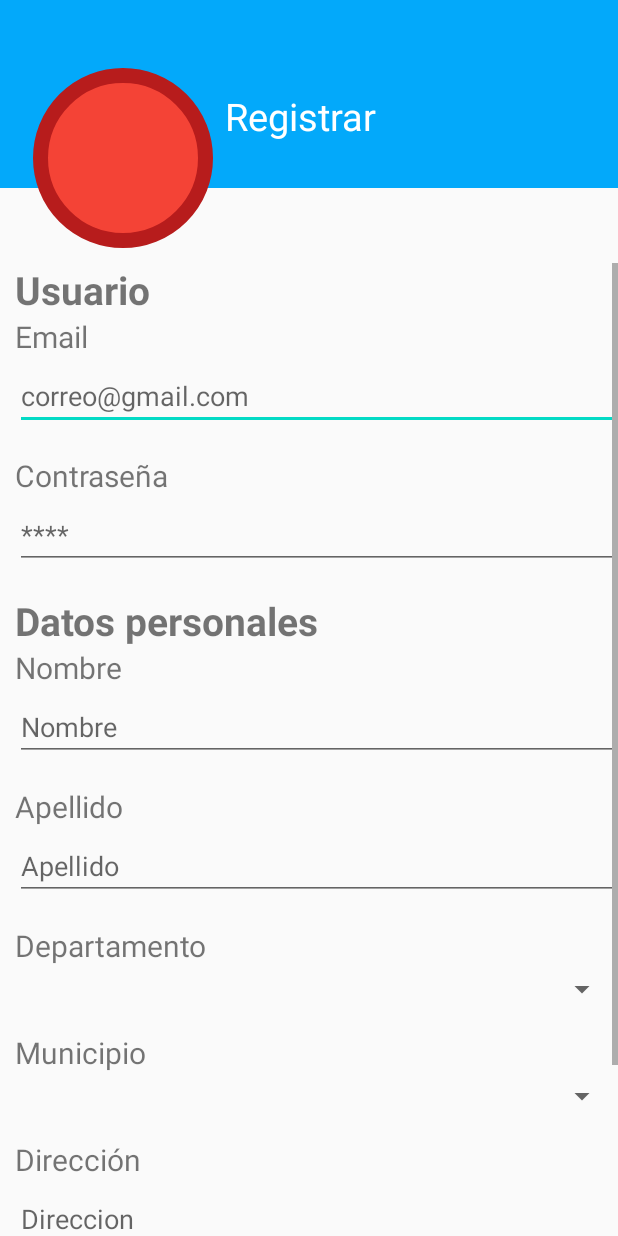
After one commit to Carlosfg1021/AlertaUmg, an Android app: the RegistroUsuario screen opened directly, with no data from a screen before it, on a phone screen of 412 x 824 dp. The commit adds this screen. Run offline under Robolectric (Android 15) with nearby library versions, the phone set to English and light mode, and no system bars.

Commit message:
Registro de Usuario

```diff
--- a/app/src/main/AndroidManifest.xml
+++ b/app/src/main/AndroidManifest.xml
@@ -2,7 +2,7 @@
 <manifest xmlns:android="http://schemas.android.com/apk/res/android"
     package="com.example.alertaumg">
 
-    <uses-permission android:name="android.permission.INTERNET"/>
+    <uses-permission android:name="android.permission.INTERNET" />
 
     <application
         android:allowBackup="true"
@@ -11,11 +11,18 @@
         android:roundIcon="@mipmap/ic_launcher_round"
         android:supportsRtl="true"
         android:theme="@style/AppTheme">
+        <activity android:name=".Funcionalidad.RegistroUsuario"></activity>
 
-        <meta-data android:name="com.facebook.sdk.ApplicationId" android:value="@string/facebook_app_id"/>
+        <meta-data
+            android:name="com.facebook.sdk.ApplicationId"
+            android:value="@string/facebook_app_id" />
 
-        <activity android:name=".Inicio.Login" android:theme="@style/Theme.AppCompat.Light.NoActionBar"></activity>
-        <activity android:name=".Inicio.Portada" android:theme="@style/Theme.AppCompat.Light.NoActionBar">
+        <activity
+            android:name=".Inicio.Login"
+            android:theme="@style/Theme.AppCompat.Light.NoActionBar" />
+        <activity
+            android:name=".Inicio.Portada"
+            android:theme="@style/Theme.AppCompat.Light.NoActionBar">
             <intent-filter>
                 <action android:name="android.intent.action.MAIN" />
 
--- /dev/null
+++ b/app/src/main/java/com/example/alertaumg/Funcionalidad/RegistroUsuario.java
@@ -0,0 +1,18 @@
+package com.example.alertaumg.Funcionalidad;
+
+import androidx.appcompat.app.AppCompatActivity;
+
+import android.os.Bundle;
+
+import com.example.alertaumg.R;
+
+public class RegistroUsuario extends AppCompatActivity {
+
+    @Override
+    protected void onCreate(Bundle savedInstanceState) {
+        super.onCreate(savedInstanceState);
+        setContentView(R.layout.activity_registro_usuario);
+
+        getSupportActionBar().hide();
+    }
+}
--- a/app/src/main/java/com/example/alertaumg/Inicio/Portada.java
+++ b/app/src/main/java/com/example/alertaumg/Inicio/Portada.java
@@ -6,7 +6,10 @@ import android.content.Intent;
 import android.os.Bundle;
 import android.os.Handler;
 
+import com.example.alertaumg.BotonPanico;
+import com.example.alertaumg.Funcionalidad.RegistroUsuario;
 import com.example.alertaumg.R;
+import com.example.alertaumg.TipoAlerta;
 
 public class Portada extends AppCompatActivity {
 
--- /dev/null
+++ b/app/src/main/res/drawable/boton_redondo_celeste.xml
@@ -0,0 +1,8 @@
+<?xml version="1.0" encoding="utf-8"?>
+<shape xmlns:android="http://schemas.android.com/apk/res/android">
+
+    <solid android:color="#03a9fa"/>
+    <corners android:radius="10dp"></corners>
+
+
+</shape>
--- /dev/null
+++ b/app/src/main/res/drawable/editarboton.xml
@@ -0,0 +1,8 @@
+<?xml version="1.0" encoding="utf-8"?>
+<shape xmlns:android="http://schemas.android.com/apk/res/android">
+
+    <solid android:color="#f44336"></solid>
+    <corners android:radius="100dp"></corners>
+    <stroke android:width="10dp" android:color="#b71c1c" />
+
+</shape>
--- /dev/null
+++ b/app/src/main/res/layout/activity_registro_usuario.xml
@@ -0,0 +1,285 @@
+<?xml version="1.0" encoding="utf-8"?>
+<RelativeLayout xmlns:android="http://schemas.android.com/apk/res/android"
+    android:layout_width="match_parent"
+    android:layout_height="match_parent"
+    xmlns:app="http://schemas.android.com/apk/res-auto">
+
+    <LinearLayout
+        android:layout_width="match_parent"
+        android:layout_height="125dp"
+        >
+
+
+
+        <ImageView
+            android:id="@+id/editarImagenPortada"
+            android:layout_width="match_parent"
+            android:layout_height="match_parent"
+            android:background="#03a9fa"
+            android:scaleType="centerCrop"
+            />
+
+    </LinearLayout>
+
+    <ImageView
+        android:id="@+id/editarImagenPerfil"
+        android:layout_width="120dp"
+        android:layout_height="120dp"
+        android:layout_marginLeft="22dp"
+        android:layout_marginTop="45dp"
+        android:src="@drawable/editarboton"
+
+        />
+
+    <TextView
+        android:id="@+id/editarNombre"
+        android:layout_width="wrap_content"
+        android:layout_height="wrap_content"
+        android:text="Registrar"
+        android:textSize="25dp"
+        android:textColor="#FFFFFF"
+        android:layout_marginTop="60dp"
+        android:layout_marginLeft="150dp"
+        />
+
+    <ScrollView
+        android:layout_width="match_parent"
+        android:layout_height="match_parent"
+        android:layout_marginTop="175dp">
+
+        <LinearLayout
+            android:layout_width="match_parent"
+            android:layout_height="wrap_content"
+            android:orientation="vertical">
+
+            <TextView
+                android:layout_width="match_parent"
+                android:layout_height="wrap_content"
+                android:layout_marginLeft="10dp"
+
+                android:text="Usuario"
+                android:textStyle="bold"
+                android:textSize="26dp" />
+
+
+            <TextView
+                android:layout_width="wrap_content"
+                android:layout_height="wrap_content"
+                android:layout_marginLeft="10dp"
+                android:text="Email"
+                android:textSize="20dp" />
+
+            <EditText
+                android:id="@+id/txtEmail"
+                android:layout_width="match_parent"
+                android:layout_height="wrap_content"
+                android:layout_marginLeft="10dp"
+                android:layout_marginTop="3dp"
+                android:fontFamily="sans-serif"
+                android:hint="correo@gmail.com"
+                android:textColor="#000000"
+                android:textSize="18dp" />
+
+            <View
+                android:layout_width="match_parent"
+                android:layout_height="1dp"
+                android:layout_marginTop="15dp" />
+
+            <TextView
+                android:layout_width="wrap_content"
+                android:layout_height="wrap_content"
+                android:layout_marginLeft="10dp"
+                android:text="Contraseña"
+                android:textSize="20dp"
+
+                />
+
+            <EditText
+                android:id="@+id/txtContrasena"
+                android:layout_width="match_parent"
+                android:layout_height="wrap_content"
+                android:layout_marginLeft="10dp"
+                android:layout_marginTop="3dp"
+                android:fontFamily="sans-serif"
+                android:hint="****"
+                android:textColor="#000000"
+                android:textSize="18dp" />
+
+            <View
+                android:layout_width="match_parent"
+                android:layout_height="1dp"
+                android:layout_marginTop="15dp" />
+
+
+            <TextView
+                android:layout_width="match_parent"
+                android:layout_height="wrap_content"
+                android:layout_marginLeft="10dp"
+
+                android:text="Datos personales"
+                android:textStyle="bold"
+                android:textSize="26dp" />
+
+
+            <TextView
+                android:layout_width="wrap_content"
+                android:layout_height="wrap_content"
+                android:layout_marginLeft="10dp"
+                android:text="Nombre"
+                android:textSize="20dp"
+
+                />
+            <EditText
+                android:id="@+id/txtNombre"
+                android:layout_width="match_parent"
+                android:layout_height="wrap_content"
+                android:layout_marginLeft="10dp"
+                android:layout_marginTop="3dp"
+                android:fontFamily="sans-serif"
+                android:hint="Nombre"
+                android:textColor="#000000"
+                android:textSize="18dp" />
+
+            <View
+                android:layout_width="match_parent"
+                android:layout_height="1dp"
+                android:layout_marginTop="15dp" />
+
+            <TextView
+                android:layout_width="wrap_content"
+                android:layout_height="wrap_content"
+                android:layout_marginLeft="10dp"
+                android:text="Apellido"
+                android:textSize="20dp"
+
+                />
+            <EditText
+                android:id="@+id/txtApellido"
+                android:layout_width="match_parent"
+                android:layout_height="wrap_content"
+                android:layout_marginLeft="10dp"
+                android:layout_marginTop="3dp"
+                android:fontFamily="sans-serif"
+                android:hint="Apellido"
+                android:textColor="#000000"
+                android:textSize="18dp" />
+
+            <View
+                android:layout_width="match_parent"
+                android:layout_height="1dp"
+                android:layout_marginTop="15dp" />
+
+            <TextView
+                android:layout_width="wrap_content"
+                android:layout_height="wrap_content"
+                android:layout_marginLeft="10dp"
+                android:text="Departamento"
+                android:textSize="20dp"
+
+                />
+            <Spinner
+                android:id="@+id/sprDepartamento"
+                android:layout_width="match_parent"
+                android:layout_height="wrap_content"
+                android:layout_marginLeft="10dp"
+                android:layout_marginTop="3dp"
+                android:fontFamily="sans-serif"
+                android:hint="Seleccione departamento"
+                android:textColor="#000000"
+                android:textSize="18dp" />
+
+            <View
+                android:layout_width="match_parent"
+                android:layout_height="1dp"
+                android:layout_marginTop="15dp" />
+
+            <TextView
+                android:layout_width="wrap_content"
+                android:layout_height="wrap_content"
+                android:layout_marginLeft="10dp"
+                android:text="Municipio"
+                android:textSize="20dp"
+
+                />
+            <Spinner
+                android:id="@+id/sprMunicipio"
+                android:layout_width="match_parent"
+                android:layout_height="wrap_content"
+                android:layout_marginLeft="10dp"
+                android:layout_marginTop="3dp"
+                android:fontFamily="sans-serif"
+                android:hint="Seleccione municipio"
+                android:textColor="#000000"
+                android:textSize="18dp" />
+
+            <View
+                android:layout_width="match_parent"
+                android:layout_height="1dp"
+                android:layout_marginTop="15dp" />
+
+
+
+
+            <TextView
+                android:layout_width="wrap_content"
+                android:layout_height="wrap_content"
+                android:layout_marginLeft="10dp"
+                android:text="Dirección"
+                android:textSize="20dp"
+
+                />
+            <EditText
+                android:id="@+id/txtDireccion"
+                android:layout_width="match_parent"
+                android:layout_height="wrap_content"
+                android:layout_marginLeft="10dp"
+                android:layout_marginTop="3dp"
+                android:fontFamily="sans-serif"
+                android:hint="Direccion"
+                android:textColor="#000000"
+                android:textSize="18dp" />
+
+            <View
+                android:layout_width="match_parent"
+                android:layout_height="1dp"
+                android:layout_marginTop="15dp" />
+
+
+
+
+
+
+
+
+
+            <View
+                android:layout_width="match_parent"
+                android:layout_height="1dp"
+                android:layout_marginTop="15dp" />
+            <!-- background="@color/grey"-->
+
+
+            <Button
+                android:id="@+id/btnRegistrar"
+                android:layout_width="match_parent"
+                android:layout_height="match_parent"
+                android:layout_marginTop="35dp"
+
+                android:layout_marginBottom="10dp"
+                android:background="@drawable/boton_redondo_celeste"
+                android:text="Registrarme" />
+
+        </LinearLayout>
+
+
+    </ScrollView>
+
+
+
+
+
+
+
+
+
+</RelativeLayout>
--- a/app/src/main/res/values/strings.xml
+++ b/app/src/main/res/values/strings.xml
@@ -6,5 +6,4 @@
     <string name="fb_login_protocol_scheme">fb465628757514353</string>
 
 
-
 </resources>
```
